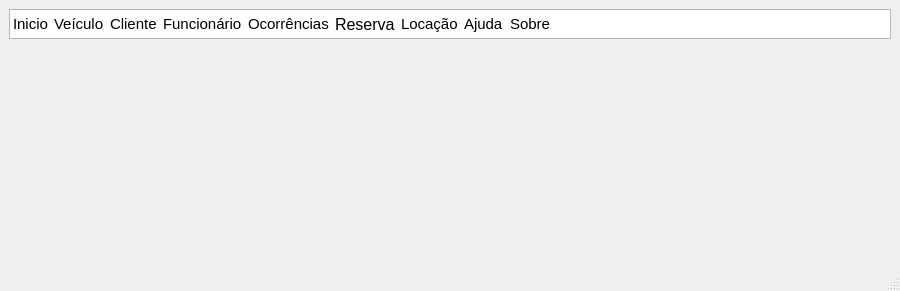
Before: the Qt Designer form ui/ui_mainWindow.ui in adaiasreis/Projeto, drawn with Qt 5.
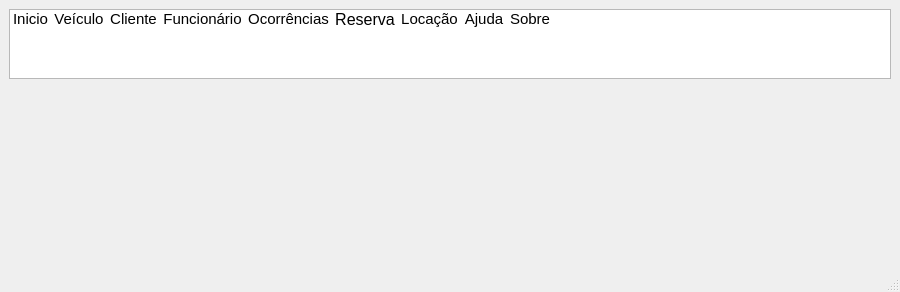
After: the same form once the commit is applied. Icons and pictures are not drawn.

```diff
--- a/ui/ui_mainWindow.ui
+++ b/ui/ui_mainWindow.ui
@@ -7,7 +7,7 @@
     <x>0</x>
     <y>0</y>
     <width>900</width>
-    <height>291</height>
+    <height>292</height>
    </rect>
   </property>
   <property name="sizePolicy">
@@ -24,20 +24,26 @@
     <item>
      <widget class="QListWidget" name="listWidget">
       <property name="sizePolicy">
-       <sizepolicy hsizetype="Minimum" vsizetype="Maximum">
+       <sizepolicy hsizetype="Preferred" vsizetype="Preferred">
         <horstretch>0</horstretch>
-        <verstretch>0</verstretch>
+        <verstretch>10</verstretch>
        </sizepolicy>
       </property>
       <property name="maximumSize">
        <size>
         <width>16777215</width>
-        <height>30</height>
+        <height>70</height>
        </size>
       </property>
       <property name="lineWidth">
        <number>1</number>
       </property>
+      <property name="sizeAdjustPolicy">
+       <enum>QAbstractScrollArea::AdjustToContents</enum>
+      </property>
+      <property name="verticalScrollMode">
+       <enum>QAbstractItemView::ScrollPerItem</enum>
+      </property>
       <property name="flow">
        <enum>QListView::LeftToRight</enum>
       </property>
@@ -45,10 +51,10 @@
        <enum>QListView::Adjust</enum>
       </property>
       <property name="spacing">
-       <number>7</number>
+       <number>10</number>
       </property>
       <property name="viewMode">
-       <enum>QListView::ListMode</enum>
+       <enum>QListView::IconMode</enum>
       </property>
       <property name="modelColumn">
        <number>0</number>
```
Left out of the diff: 15 changed lines with no effect on the pictures.
